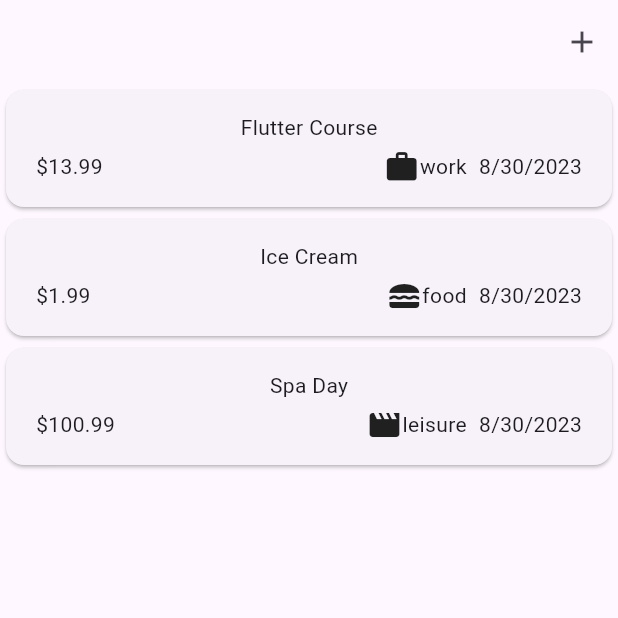
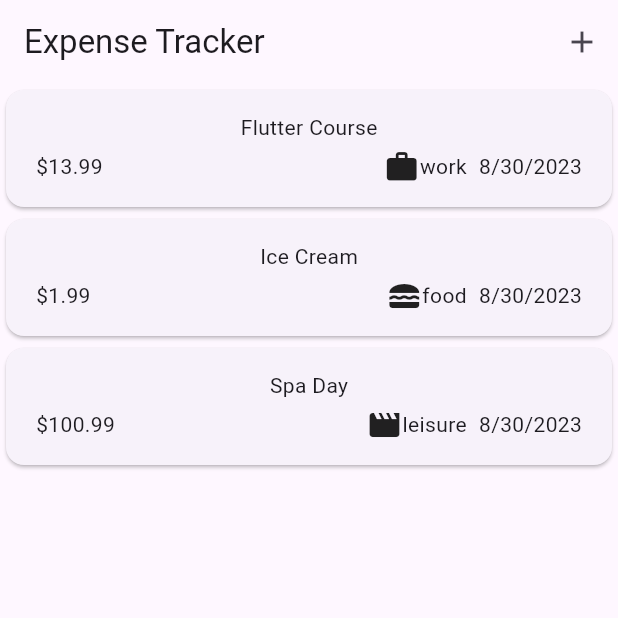
Before and after one commit to jayceebuarao/expense-tracker, a Flutter app: the screen it shows after launch, on a phone screen of 412 x 824 dp, the top half of it. Run offline on Flutter 3.47's test engine with Material 2 defaults, Android fonts, the phone set to English and light mode, and no system bars.

Commit message:
add appbar title

```diff
--- a/lib/widgets/expenses.dart
+++ b/lib/widgets/expenses.dart
@@ -34,6 +34,7 @@ class _ExpensesState extends State<Expenses> {
 
     return Scaffold(
       appBar: AppBar(
+        title: const Text('Expense Tracker'),
         actions: [
           IconButton(
             onPressed: () {},
```
